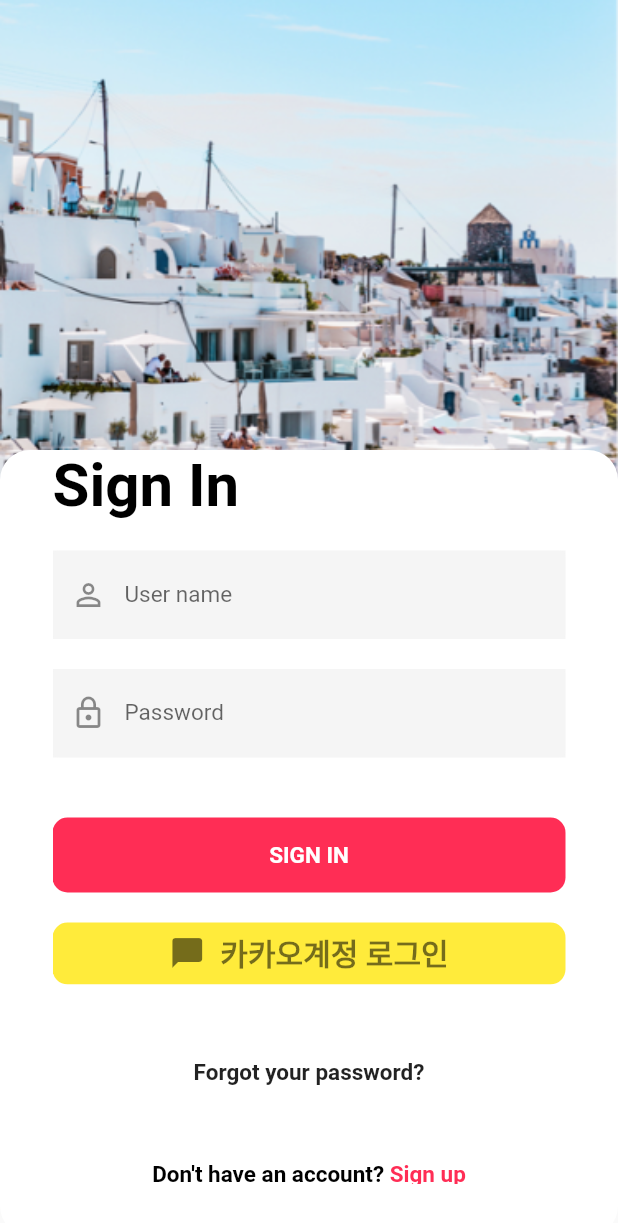
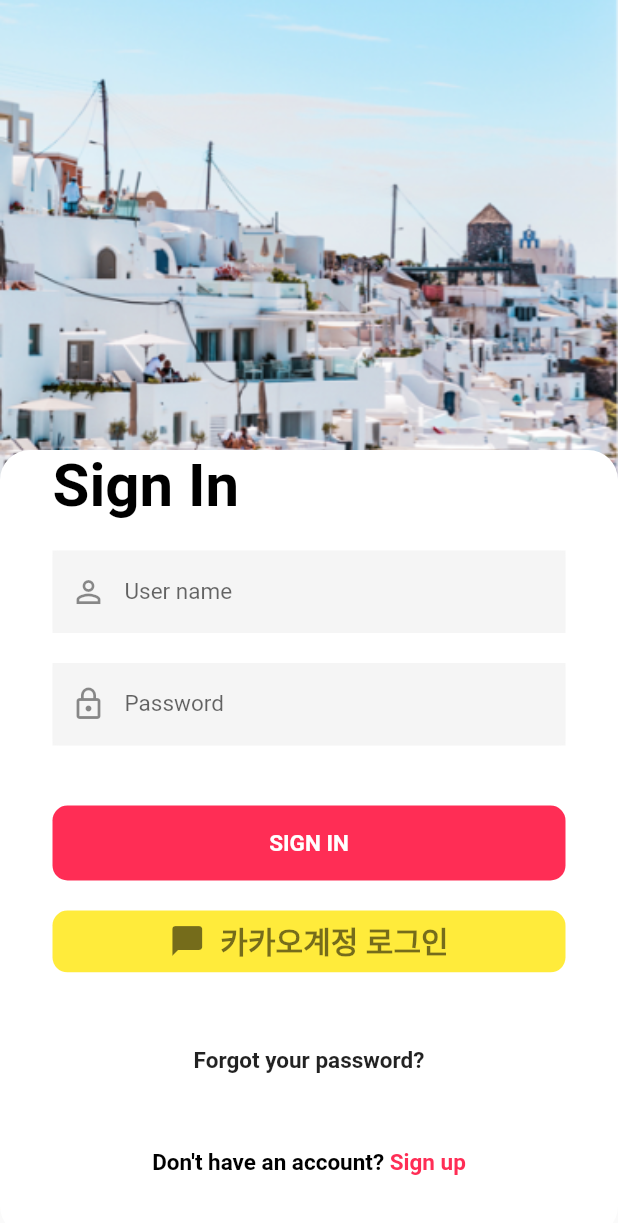
Before and after one commit to sinkyoungdeok/soorisulsul, a Flutter app: the screen it shows after launch, on a phone screen of 412 x 824 dp. Shown: the top 1223 px of the screen. Run offline on Flutter 3.47's test engine with Material 2 defaults, Android fonts, the phone set to English and light mode, and no system bars; missing offline and left inert: kakao_flutter_sdk; Roboto replaces fonts that are missing (Tomorrow); project files that could hold a hidden picture were left out.

Commit message:
[ADD] Complete smalldevice layout on signin
add gitignore file

```diff
--- a/lib/screen/signIn.dart
+++ b/lib/screen/signIn.dart
@@ -25,7 +25,7 @@ class SignIn extends StatefulWidget {
 
 class _KakaoLoginState extends State<SignIn> {
   bool _isKakaoTalkInstalled = false;
-
+  var isSmall = false;
   @override
   void dispose() {
     super.dispose();
@@ -129,9 +129,21 @@ class _KakaoLoginState extends State<SignIn> {
   }
 
   Widget mainContainer(BuildContext context) {
-    return  Container(
-      width: MediaQuery.of(context).size.width,
-      margin: EdgeInsets.only(top: 300),
+
+    return  LayoutBuilder(builder: (context, boxConstraints)
+    {
+      print(boxConstraints.maxHeight);
+      if(boxConstraints.maxHeight <= 670){
+        isSmall = true;
+      }
+
+      print(isSmall);
+      return Container(
+        width: MediaQuery
+            .of(context)
+            .size
+            .width,
+        margin: EdgeInsets.only(top: isSmall ? 150 : 300),
         decoration: BoxDecoration(
           borderRadius: BorderRadius.circular(20),
           color: Colors.white,
@@ -155,6 +167,9 @@ class _KakaoLoginState extends State<SignIn> {
         ),
       );
     }
+    );
+  }
+
 
   Widget signInTextField() {
     return Container(
@@ -165,7 +180,7 @@ class _KakaoLoginState extends State<SignIn> {
               fontWeight: FontWeight.bold,
               fontFamily: 'Tomorrow',
               color: Colors.black,
-              fontSize: 40,
+              fontSize: isSmall ? 25 : 40,
             )
         ),
       ),
@@ -174,9 +189,10 @@ class _KakaoLoginState extends State<SignIn> {
 
   Widget emailTextField() {
     return Padding(
-      padding: EdgeInsets.fromLTRB(0, 20, 0, 20),
+      padding: isSmall ? EdgeInsets.fromLTRB(0, 15, 0, 15):EdgeInsets.fromLTRB(0, 20, 0, 20),
       child: Container(
         color: Color(0xfff5f5f5),
+        height: isSmall ? 45 : 55,
         child: TextFormField(
           onSaved: (val) => email = val,
           style: TextStyle(
@@ -203,6 +219,7 @@ class _KakaoLoginState extends State<SignIn> {
   Widget passwordTextField() {
     return Container(
       color: Color(0xfff5f5f5),
+      height: isSmall ? 45 : 55,
       child: TextFormField(
         onSaved: (val) => password = val,
         obscureText: true,
@@ -227,7 +244,7 @@ class _KakaoLoginState extends State<SignIn> {
 
   Widget signInButton(BuildContext context) {
     return Padding(
-      padding: EdgeInsets.only(top: 40),
+      padding: EdgeInsets.only(top: isSmall ? 20 : 40),
       child: MaterialButton(
         onPressed: (){
           if (formKey.currentState.validate()) {
@@ -295,7 +312,7 @@ class _KakaoLoginState extends State<SignIn> {
 
   Widget forgotpasswordTextField() {
     return Padding(
-      padding: EdgeInsets.only(top: 50),
+      padding: EdgeInsets.only(top: isSmall ? 20 : 50),
       child: Center(
         child: Text('Forgot your password?',
           style: TextStyle(
@@ -310,7 +327,7 @@ class _KakaoLoginState extends State<SignIn> {
 
   Widget signupTextField() {
     return Padding(
-      padding: EdgeInsets.only(top: 50),
+      padding: EdgeInsets.only(top: isSmall ? 20 :50),
       child: Center(
         child: RichText(
           text: TextSpan(
```
Also changed, not shown: pubspec.lock, 2 other files. Lines whose indentation alone changed are shown as unchanged.
